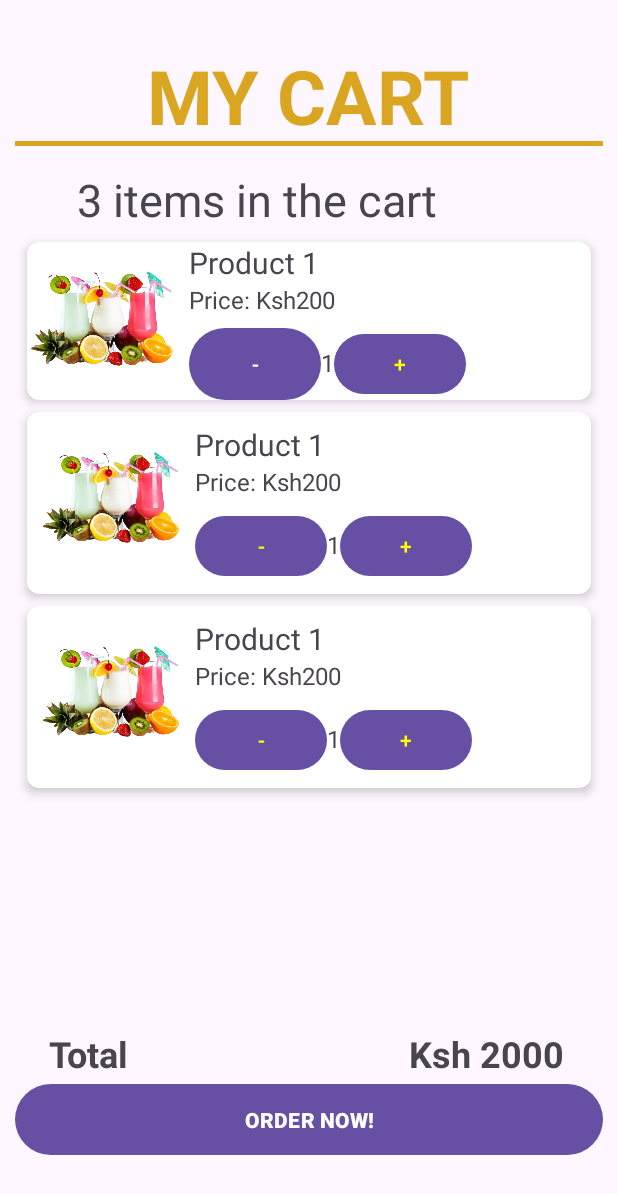
After one commit to Dbriane208/HappyHourHub, an Android app: the layout cart_fragment.xml on its own in the app's theme, with its tools: preview values and no code run, on a phone screen of 412 x 824 dp. The commit adds this screen. Shown: the top 1194 px of the screen. Run offline under Robolectric (Android 15) with nearby library versions, the phone set to English and light mode, and no system bars.

Commit message:
ADD: cart fragment

```diff
--- /dev/null
+++ b/app/src/main/res/drawable/button2.xml
@@ -0,0 +1,8 @@
+<?xml version="1.0" encoding="utf-8"?>
+<shape xmlns:android="http://schemas.android.com/apk/res/android" android:shape="rectangle">
+    <solid android:color="@color/yellow"/>
+    <corners android:topLeftRadius="1000dp"
+        android:bottomLeftRadius="1000dp"
+        android:bottomRightRadius="1000dp"
+        android:topRightRadius="1000dp"/>
+</shape>
--- /dev/null
+++ b/app/src/main/res/drawable/constarain1.xml
@@ -0,0 +1,6 @@
+<?xml version="1.0" encoding="utf-8"?>
+<shape xmlns:android="http://schemas.android.com/apk/res/android" android:shape="rectangle">
+    <solid android:color="@color/white"/>
+    <corners android:topLeftRadius="70dp"/>
+
+</shape>
--- /dev/null
+++ b/app/src/main/res/layout/cart_fragment.xml
@@ -0,0 +1,367 @@
+<?xml version="1.0" encoding="utf-8"?>
+<androidx.constraintlayout.widget.ConstraintLayout xmlns:android="http://schemas.android.com/apk/res/android"
+    xmlns:app="http://schemas.android.com/apk/res-auto"
+    xmlns:tools="http://schemas.android.com/tools"
+    android:layout_width="match_parent"
+    android:layout_height="match_parent"
+    android:padding="10dp"
+    tools:ignore="ExtraText">
+
+
+    <!-- CardView 1 -->
+
+    <androidx.cardview.widget.CardView
+        android:id="@+id/cardView1"
+        android:layout_width="match_parent"
+        android:layout_height="wrap_content"
+        android:layout_margin="8dp"
+        app:cardCornerRadius="8dp"
+        app:cardElevation="4dp"
+        app:layout_constraintTop_toBottomOf="@+id/item"
+        tools:layout_editor_absoluteX="10dp">
+
+        <!-- Card Content -->
+
+        <LinearLayout
+            android:layout_width="match_parent"
+            android:layout_height="wrap_content"
+            android:orientation="horizontal">
+
+            <ImageView
+                android:id="@+id/imageView"
+                android:layout_width="100dp"
+                android:layout_height="100dp"
+                android:src="@drawable/cocktail3" />
+
+            <LinearLayout
+                android:layout_width="0dp"
+                android:layout_height="wrap_content"
+                android:layout_weight="1"
+                android:orientation="vertical"
+                android:layout_marginStart="8dp">
+
+                <TextView
+                    android:id="@+id/textView5"
+                    android:layout_width="wrap_content"
+                    android:layout_height="wrap_content"
+                    android:text="Product 1"
+                    android:textSize="20sp" />
+
+                <TextView
+                    android:id="@+id/textView6"
+                    android:layout_width="wrap_content"
+                    android:layout_height="wrap_content"
+                    android:text="Price: Ksh200"
+                    android:textSize="16sp" />
+
+                <LinearLayout
+                    android:layout_width="wrap_content"
+                    android:layout_height="wrap_content"
+                    android:orientation="horizontal"
+                    android:layout_marginTop="8dp">
+
+                    <Button
+                        android:id="@+id/subtract_button"
+                        android:layout_width="wrap_content"
+                        android:layout_height="wrap_content"
+                        android:text="-"
+                        android:background="@drawable/button2"/>
+
+                    <TextView
+                        android:id="@+id/item_quantity"
+                        android:layout_width="wrap_content"
+                        android:layout_height="wrap_content"
+                        android:text="1"
+                        android:textSize="16sp" />
+
+                    <Button
+                        android:id="@+id/add_button"
+                        android:layout_width="wrap_content"
+                        android:layout_height="wrap_content"
+                        android:text="+"
+                        android:textColor="#FFFF00" /> <!-- Yellow text color -->
+                </LinearLayout>
+            </LinearLayout>
+        </LinearLayout>
+    </androidx.cardview.widget.CardView>
+
+
+    <androidx.cardview.widget.CardView
+        android:id="@+id/cardView3"
+        android:layout_width="match_parent"
+        android:layout_height="wrap_content"
+        android:layout_margin="8dp"
+        app:cardCornerRadius="8dp"
+        app:cardElevation="4dp"
+        app:layout_constraintTop_toBottomOf="@+id/cardView2"
+        tools:ignore="MissingConstraints"
+        tools:layout_editor_absoluteX="18dp">
+
+        <!-- Card Content -->
+
+        <LinearLayout
+            android:layout_width="match_parent"
+            android:layout_height="wrap_content"
+            android:orientation="horizontal"
+            android:padding="8dp">
+
+            <ImageView
+                android:id="@+id/imageView3"
+                android:layout_width="96dp"
+                android:layout_height="96dp"
+                android:src="@drawable/cocktail3" />
+
+            <LinearLayout
+                android:layout_width="0dp"
+                android:layout_height="wrap_content"
+                android:layout_marginStart="8dp"
+                android:layout_weight="1"
+                android:orientation="vertical">
+
+                <TextView
+                    android:id="@+id/textView0"
+                    android:layout_width="wrap_content"
+                    android:layout_height="wrap_content"
+                    android:text="Product 1"
+                    android:textSize="20sp" />
+
+                <TextView
+                    android:id="@+id/textView09"
+                    android:layout_width="wrap_content"
+                    android:layout_height="wrap_content"
+                    android:text="Price: Ksh200"
+                    android:textSize="16sp" />
+
+                <LinearLayout
+                    android:layout_width="wrap_content"
+                    android:layout_height="wrap_content"
+                    android:orientation="horizontal"
+                    android:layout_marginTop="8dp">
+
+                    <Button
+                        android:id="@+id/subtract_button1"
+                        android:layout_width="wrap_content"
+                        android:layout_height="wrap_content"
+                        android:text="-"
+                        android:textColor="#FFFF00" /> <!-- Yellow text color -->
+
+                    <TextView
+                        android:id="@+id/item_quantity1"
+                        android:layout_width="wrap_content"
+                        android:layout_height="wrap_content"
+                        android:text="1"
+                        android:textSize="16sp" />
+
+                    <Button
+                        android:id="@+id/add_button1"
+                        android:layout_width="wrap_content"
+                        android:layout_height="wrap_content"
+                        android:text="+"
+                        android:textColor="#FFFF00" /> <!-- Yellow text color -->
+                </LinearLayout>
+
+            </LinearLayout>
+        </LinearLayout>
+
+    </androidx.cardview.widget.CardView>
+
+
+    <androidx.cardview.widget.CardView
+        android:id="@+id/cardView2"
+        android:layout_width="match_parent"
+        android:layout_height="wrap_content"
+        android:layout_margin="8dp"
+        app:cardCornerRadius="8dp"
+        app:cardElevation="4dp"
+        app:layout_constraintTop_toBottomOf="@+id/cardView1"
+        tools:ignore="MissingConstraints"
+        tools:layout_editor_absoluteX="18dp">
+
+        <!-- Card Content -->
+
+        <LinearLayout
+            android:layout_width="match_parent"
+            android:layout_height="wrap_content"
+            android:orientation="horizontal"
+            android:padding="8dp">
+
+            <ImageView
+                android:id="@+id/imageView1"
+                android:layout_width="96dp"
+                android:layout_height="96dp"
+                android:src="@drawable/cocktail3" />
+
+            <LinearLayout
+                android:layout_width="0dp"
+                android:layout_height="wrap_content"
+                android:layout_marginStart="8dp"
+                android:layout_weight="1"
+                android:orientation="vertical">
+
+                <TextView
+                    android:id="@+id/textView9"
+                    android:layout_width="wrap_content"
+                    android:layout_height="wrap_content"
+                    android:text="Product 1"
+                    android:textSize="20sp" />
+
+                <TextView
+                    android:id="@+id/textView7"
+                    android:layout_width="wrap_content"
+                    android:layout_height="wrap_content"
+                    android:text="Price: Ksh200"
+                    android:textSize="16sp" />
+
+                <LinearLayout
+                    android:layout_width="wrap_content"
+                    android:layout_height="wrap_content"
+                    android:orientation="horizontal"
+                    android:layout_marginTop="8dp">
+
+                    <Button
+                        android:id="@+id/subtract_button2"
+                        android:layout_width="wrap_content"
+                        android:layout_height="wrap_content"
+                        android:text="-"
+                        android:textColor="#FFFF00" />
+
+                    <TextView
+                        android:id="@+id/item_quantity2"
+                        android:layout_width="wrap_content"
+                        android:layout_height="wrap_content"
+                        android:text="1"
+                        android:textSize="16sp" />
+
+                    <Button
+                        android:id="@+id/add_button2"
+                        android:layout_width="wrap_content"
+                        android:layout_height="wrap_content"
+                        android:text="+"
+                        android:textColor="#FFFF00" />
+                </LinearLayout>
+
+            </LinearLayout>
+        </LinearLayout>
+
+    </androidx.cardview.widget.CardView>
+
+
+
+    <TextView
+        android:id="@+id/cart"
+        android:layout_width="wrap_content"
+        android:layout_height="wrap_content"
+        android:text="MY CART"
+        android:textColor="@color/yellow"
+        android:textSize="50sp"
+        android:textStyle="bold"
+        app:layout_constraintBottom_toBottomOf="parent"
+        app:layout_constraintEnd_toEndOf="parent"
+        app:layout_constraintHorizontal_bias="0.497"
+        app:layout_constraintStart_toStartOf="parent"
+        app:layout_constraintTop_toTopOf="parent"
+        app:layout_constraintVertical_bias="0.027" />
+
+    <View
+        android:id="@+id/view"
+        android:layout_width="0dp"
+        android:layout_height="3dp"
+        android:background="@color/yellow"
+        app:layout_constraintBottom_toBottomOf="@+id/cart"
+        app:layout_constraintEnd_toEndOf="parent"
+        app:layout_constraintHorizontal_bias="1.0"
+        app:layout_constraintStart_toStartOf="parent"
+        app:layout_constraintTop_toTopOf="parent"
+        app:layout_constraintVertical_bias="1.0" />
+
+    <TextView
+        android:id="@+id/item"
+        android:layout_width="wrap_content"
+        android:layout_height="wrap_content"
+        android:text="3 items in the cart"
+        android:textSize="30sp"
+        app:layout_constraintBottom_toBottomOf="parent"
+        app:layout_constraintEnd_toEndOf="parent"
+        app:layout_constraintHorizontal_bias="0.272"
+        app:layout_constraintStart_toStartOf="parent"
+        app:layout_constraintTop_toBottomOf="@+id/view"
+        app:layout_constraintVertical_bias="0.023" />
+
+    <!--
+    <androidx.recyclerview.widget.RecyclerView
+        android:id="@+id/cart_rec"
+        android:layout_width="match_parent"
+        android:layout_height="400dp"
+        android:layout_marginTop="5dp"
+        app:layout_constraintBottom_toBottomOf="parent"
+        app:layout_constraintEnd_toEndOf="parent"
+        app:layout_constraintHorizontal_bias="0.0"
+        app:layout_constraintStart_toStartOf="parent"
+        app:layout_constraintTop_toBottomOf="@+id/item"
+        app:layout_constraintVertical_bias="0.053"
+
+    />
+ -->
+
+
+    <TextView
+        android:id="@+id/textView4"
+        android:layout_width="wrap_content"
+        android:layout_height="wrap_content"
+        android:text="Total"
+        android:textSize="24sp"
+        android:textStyle="bold"
+        app:layout_constraintBottom_toTopOf="@+id/order"
+        app:layout_constraintEnd_toEndOf="parent"
+        app:layout_constraintHorizontal_bias="0.067"
+        app:layout_constraintStart_toStartOf="parent"
+        app:layout_constraintTop_toBottomOf="@+id/cart_rec"
+        app:layout_constraintVertical_bias="0.237" />
+
+    <TextView
+        android:layout_width="wrap_content"
+        android:layout_height="wrap_content"
+        android:text="Ksh 2000"
+        android:textSize="24sp"
+        android:textStyle="bold"
+        app:layout_constraintBottom_toTopOf="@+id/order"
+        app:layout_constraintEnd_toEndOf="parent"
+        app:layout_constraintHorizontal_bias="0.878"
+        app:layout_constraintStart_toEndOf="@+id/textView4"
+        app:layout_constraintTop_toBottomOf="@+id/cart_rec"
+        app:layout_constraintVertical_bias="0.218" />
+
+    <Button
+        android:id="@+id/order"
+        android:layout_width="0dp"
+        android:layout_height="wrap_content"
+        android:layout_marginBottom="40dp"
+        android:padding="14dp"
+        android:text="ORDER NOW!"
+        android:textStyle="bold"
+        app:layout_constraintBottom_toBottomOf="parent"
+        app:layout_constraintEnd_toEndOf="parent"
+        app:layout_constraintHorizontal_bias="0.497"
+        app:layout_constraintStart_toStartOf="parent"
+        app:layout_constraintTop_toBottomOf="@+id/cart_rec"
+        app:layout_constraintVertical_bias="0.986" />
+
+    tools:ignore="MissingConstraints"
+
+    tools:ignore="MissingConstraints"
+
+    tools:ignore="MissingConstraints"
+
+    tools:ignore="MissingConstraints"
+
+    tools:ignore="MissingConstraints"
+
+
+    <androidx.constraintlayout.widget.Guideline
+        android:id="@+id/guideline2"
+        android:layout_width="wrap_content"
+        android:layout_height="wrap_content"
+        android:orientation="vertical"
+        app:layout_constraintGuide_begin="-490dp" />
+
+</androidx.constraintlayout.widget.ConstraintLayout>
--- a/app/src/main/res/values/colors.xml
+++ b/app/src/main/res/values/colors.xml
@@ -2,4 +2,6 @@
 <resources>
     <color name="black">#FF000000</color>
     <color name="white">#FFFFFFFF</color>
+    <color name="aqua">#00FFFF</color>
+    <color name="yellow">#DAA520</color>
 </resources>
--- a/app/src/main/res/values/strings.xml
+++ b/app/src/main/res/values/strings.xml
@@ -1,3 +1,5 @@
 <resources>
     <string name="app_name">HappyHourHub</string>
+    <!-- TODO: Remove or change this placeholder text -->
+    <string name="hello_blank_fragment">Hello blank fragment</string>
 </resources>
```
Also changed, not shown: app/src/main/java/daniel/brian/happyhourhub/fragments/Description.java (added, +66 -0 lines), app/src/main/res/drawable/button.xml (added, +8 -0 lines), app/src/main/res/layout/activity_main.xml (deleted, +0 -18 lines), app/src/main/res/layout/cart_item.xml (added, +56 -0 lines), app/src/main/res/layout/fragment_description.xml (added, +143 -0 lines), app/src/main/res/drawable/cocktail3.png (added), 1 other file.
